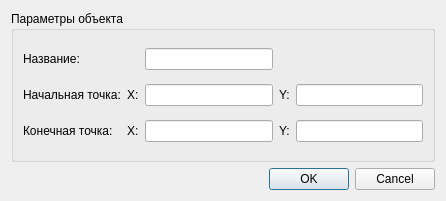
Above: dialog_window/line_edit_dialog.ui from MihailZimin/route-planning before the change. Below: the same form after it.
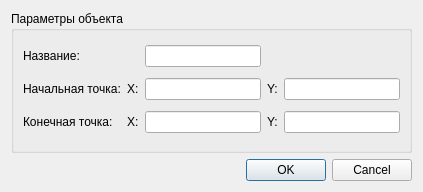
That is the form after the change.

Commit message: resize windows

The edit to the form file:
```diff
--- a/dialog_window/line_edit_dialog.ui
+++ b/dialog_window/line_edit_dialog.ui
@@ -6,8 +6,8 @@
    <rect>
     <x>0</x>
     <y>0</y>
-    <width>446</width>
-    <height>201</height>
+    <width>423</width>
+    <height>192</height>
    </rect>
   </property>
   <property name="windowTitle">
```
The commit also changes 3 other files.
